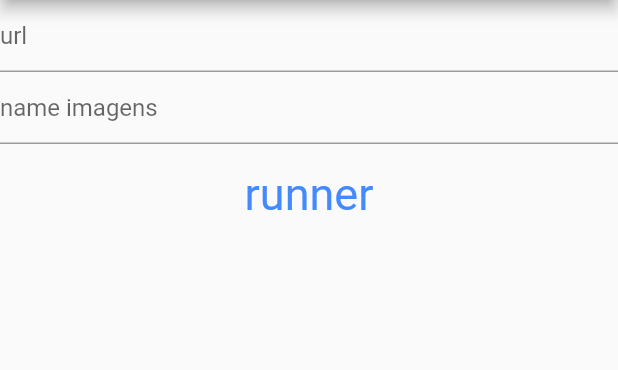
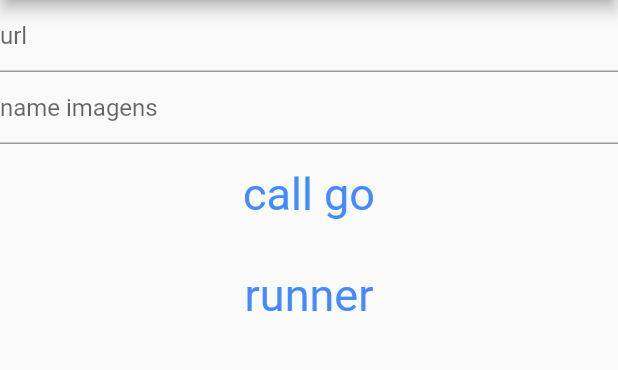
Before and after one commit to dialMForMonkey/web-crawler-olds-comics, a Flutter app: the screen it shows after launch, on a phone screen of 412 x 824 dp, the part 84-454 px from its top. Run offline on Flutter 3.47's test engine with Material 2 defaults, Android fonts, the phone set to English and light mode, and no system bars; our stand-ins replace modal_bottom_sheet, transparent_image; missing offline and left inert: dart:ffi.

Commit message:
add chamada pro golang

```diff
--- a/ui/lib/main.dart
+++ b/ui/lib/main.dart
@@ -3,7 +3,17 @@ import 'package:transparent_image/transparent_image.dart';
 
 import 'package:modal_bottom_sheet/modal_bottom_sheet.dart';
 
+import 'dart:ffi' as ffi;
+import 'dart:io' show Directory;
+
+import 'package:path/path.dart' as path;
+
+typedef CrallerFunc = ffi.Void Function();
+typedef Craller = void Function();
+String libraryPath = "";
+
 void main() {
+  libraryPath = path.join(Directory.current.path, '../crawler', 'lib.a');
   runApp(MaterialApp(title: 'webcrawller', home: MyApp()));
 }
 
@@ -34,6 +44,24 @@ class HomeState extends State<MyApp> {
               ),
               TextFormField(
                 decoration: const InputDecoration(hintText: 'name imagens'),
+              ),
+              TextButton(
+                child: const Text("call go"),
+                style: TextButton.styleFrom(
+                  padding: const EdgeInsets.all(16.0),
+                  primary: Colors.blueAccent,
+                  textStyle: const TextStyle(fontSize: 30),
+                ),
+                onPressed: () {
+                  final dylib = ffi.DynamicLibrary.open(libraryPath);
+
+                  // Look up the C function 'hello_world'
+                  final Craller tprint = dylib
+                      .lookup<ffi.NativeFunction<CrallerFunc>>('Print')
+                      .asFunction();
+
+                  tprint();
+                },
               ),
               TextButton(
                 child: const Text("runner"),
```
Also changed, not shown: 1 other file.
